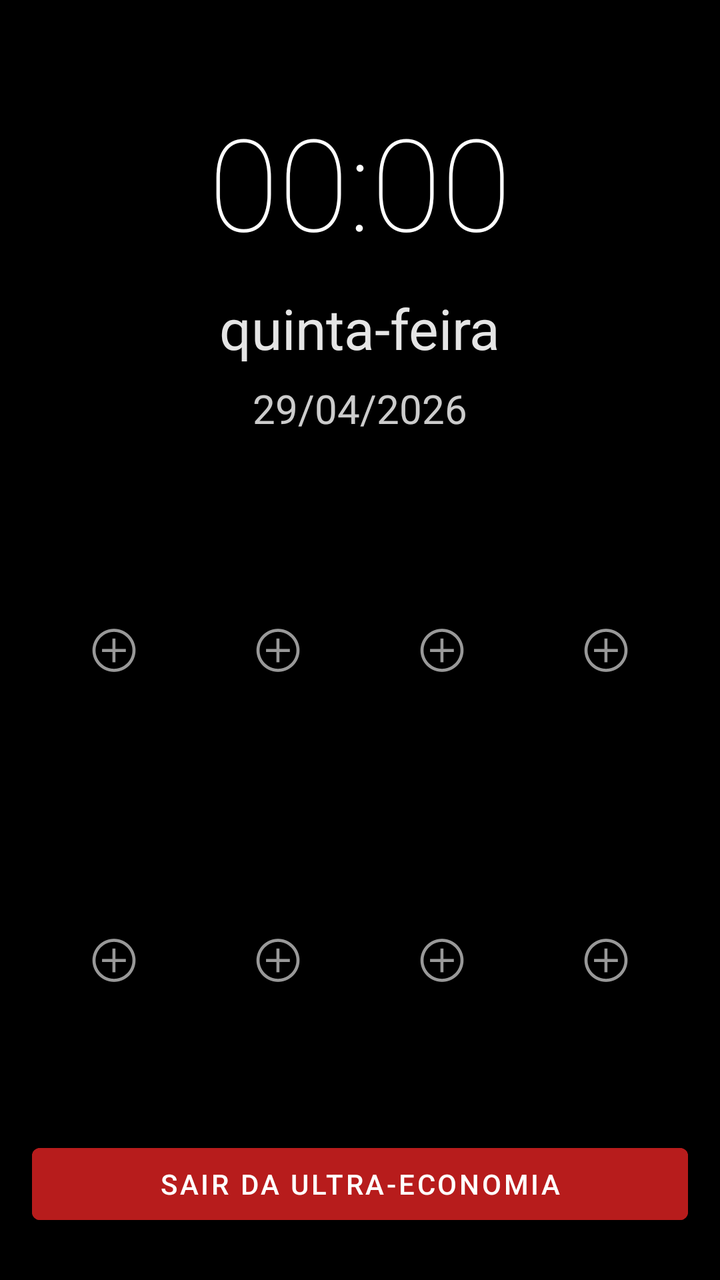
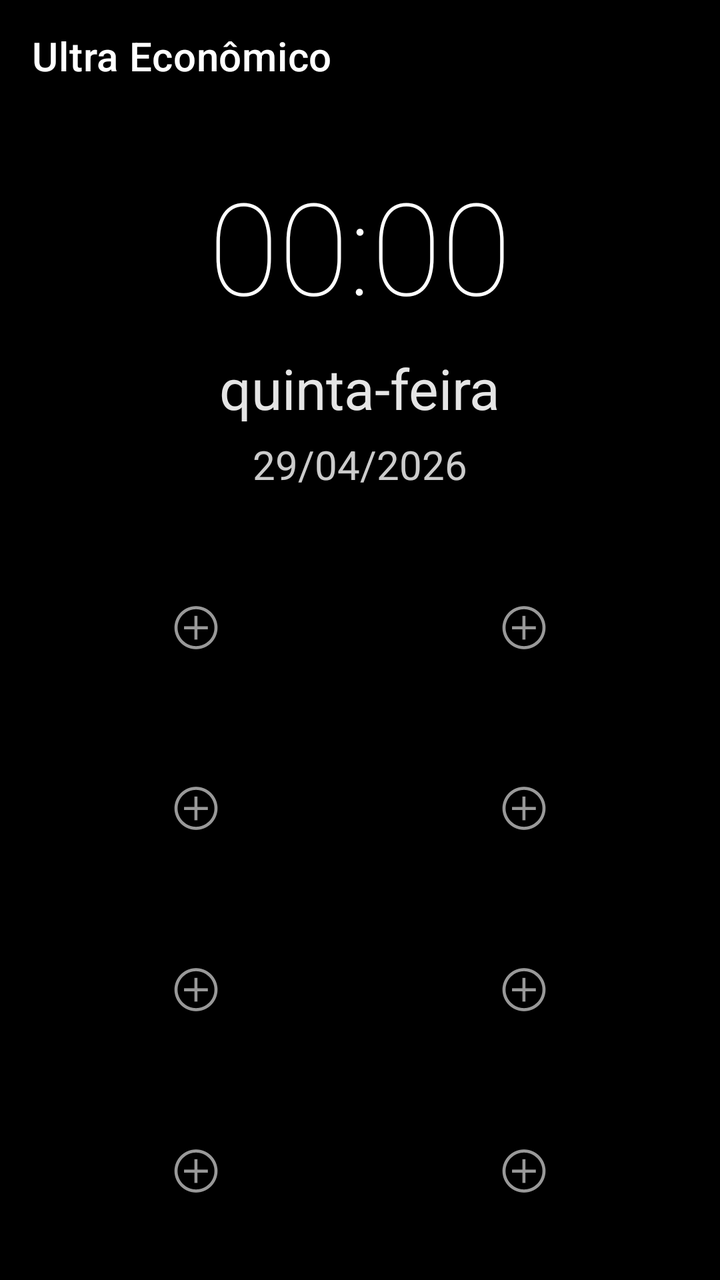

Before-and-after screenshots of an Android layout around one commit, followed by the original layout XML and the change that was made.
<!-- AndroidManifest.xml: activity theme Theme.GerenciamentoDeEnergia.UltraLauncher -->
<!-- res/layout/activity_launcher.xml -->
<?xml version="1.0" encoding="utf-8"?>
<LinearLayout xmlns:android="http://schemas.android.com/apk/res/android"
    android:layout_width="match_parent"
    android:layout_height="match_parent"
    android:orientation="vertical"
    android:background="@android:color/black"
    android:gravity="center_horizontal"
    android:paddingHorizontal="16dp"
    android:fitsSystemWindows="true"
    android:paddingTop="48dp">

    <TextView
        android:id="@+id/tv_time"
        android:layout_width="wrap_content"
        android:layout_height="wrap_content"
        android:text="00:00"
        android:textColor="@android:color/white"
        android:textSize="64sp"
        android:fontFamily="sans-serif-thin" />

    <TextView
        android:id="@+id/tv_day_of_week"
        android:layout_width="wrap_content"
        android:layout_height="wrap_content"
        android:text="quinta-feira"
        android:textColor="@android:color/white"
        android:textSize="28sp"
        android:layout_marginTop="12dp"
        android:alpha="0.9" />

    <TextView
        android:id="@+id/tv_date"
        android:layout_width="wrap_content"
        android:layout_height="wrap_content"
        android:text="29/04/2026"
        android:textColor="@android:color/white"
        android:textSize="20sp"
        android:layout_marginTop="8dp"
        android:alpha="0.8" />

    <GridLayout
        android:id="@+id/grid_apps"
        android:layout_width="match_parent"
        android:layout_height="0dp"
        android:layout_weight="1"
        android:layout_marginTop="40dp"
        android:columnCount="4"
        android:rowCount="2"
        android:alignmentMode="alignBounds">

        
        <LinearLayout
            android:id="@+id/slot_1"
            android:layout_width="0dp"
            android:layout_height="0dp"
            android:layout_columnWeight="1"
            android:layout_rowWeight="1"
            android:orientation="vertical"
            android:gravity="center"
            android:padding="8dp">
            <ImageView
                android:id="@+id/app_slot_1"
                android:layout_width="48dp"
                android:layout_height="48dp"
                android:scaleType="centerInside"
                android:src="@android:drawable/ic_menu_add" />
            <TextView
                android:id="@+id/app_label_1"
                android:layout_width="wrap_content"
                android:layout_height="wrap_content"
                android:textColor="@android:color/white"
                android:textSize="12sp"
                android:maxLines="1"
                android:ellipsize="end"
                android:layout_marginTop="4dp" />
        </LinearLayout>

        
        <LinearLayout
            android:id="@+id/slot_2"
            android:layout_width="0dp"
            android:layout_height="0dp"
            android:layout_columnWeight="1"
            android:layout_rowWeight="1"
            android:orientation="vertical"
            android:gravity="center"
            android:padding="8dp">
            <ImageView
                android:id="@+id/app_slot_2"
                android:layout_width="48dp"
                android:layout_height="48dp"
                android:scaleType="centerInside"
                android:src="@android:drawable/ic_menu_add" />
            <TextView
                android:id="@+id/app_label_2"
                android:layout_width="wrap_content"
                android:layout_height="wrap_content"
                android:textColor="@android:color/white"
                android:textSize="12sp"
                android:maxLines="1"
                android:ellipsize="end"
                android:layout_marginTop="4dp" />
        </LinearLayout>

        
        <LinearLayout
            android:id="@+id/slot_3"
            android:layout_width="0dp"
            android:layout_height="0dp"
            android:layout_columnWeight="1"
            android:layout_rowWeight="1"
            android:orientation="vertical"
            android:gravity="center"
            android:padding="8dp">
            <ImageView
                android:id="@+id/app_slot_3"
                android:layout_width="48dp"
                android:layout_height="48dp"
                android:scaleType="centerInside"
                android:src="@android:drawable/ic_menu_add" />
            <TextView
                android:id="@+id/app_label_3"
                android:layout_width="wrap_content"
                android:layout_height="wrap_content"
                android:textColor="@android:color/white"
                android:textSize="12sp"
                android:maxLines="1"
                android:ellipsize="end"
                android:layout_marginTop="4dp" />
        </LinearLayout>

        
        <LinearLayout
            android:id="@+id/slot_4"
            android:layout_width="0dp"
            android:layout_height="0dp"
            android:layout_columnWeight="1"
            android:layout_rowWeight="1"
            android:orientation="vertical"
            android:gravity="center"
            android:padding="8dp">
            <ImageView
                android:id="@+id/app_slot_4"
                android:layout_width="48dp"
                android:layout_height="48dp"
                android:scaleType="centerInside"
                android:src="@android:drawable/ic_menu_add" />
            <TextView
                android:id="@+id/app_label_4"
                android:layout_width="wrap_content"
                android:layout_height="wrap_content"
                android:textColor="@android:color/white"
                android:textSize="12sp"
                android:maxLines="1"
                android:ellipsize="end"
                android:layout_marginTop="4dp" />
        </LinearLayout>

        
        <LinearLayout
            android:id="@+id/slot_5"
            android:layout_width="0dp"
            android:layout_height="0dp"
            android:layout_columnWeight="1"
            android:layout_rowWeight="1"
            android:orientation="vertical"
            android:gravity="center"
            android:padding="8dp">
            <ImageView
                android:id="@+id/app_slot_5"
                android:layout_width="48dp"
                android:layout_height="48dp"
                android:scaleType="centerInside"
                android:src="@android:drawable/ic_menu_add" />
            <TextView
                android:id="@+id/app_label_5"
                android:layout_width="wrap_content"
                android:layout_height="wrap_content"
                android:textColor="@android:color/white"
                android:textSize="12sp"
                android:maxLines="1"
                android:ellipsize="end"
                android:layout_marginTop="4dp" />
        </LinearLayout>

        
        <LinearLayout
            android:id="@+id/slot_6"
            android:layout_width="0dp"
            android:layout_height="0dp"
            android:layout_columnWeight="1"
            android:layout_rowWeight="1"
            android:orientation="vertical"
            android:gravity="center"
            android:padding="8dp">
            <ImageView
                android:id="@+id/app_slot_6"
                android:layout_width="48dp"
                android:layout_height="48dp"
                android:scaleType="centerInside"
                android:src="@android:drawable/ic_menu_add" />
            <TextView
                android:id="@+id/app_label_6"
                android:layout_width="wrap_content"
                android:layout_height="wrap_content"
                android:textColor="@android:color/white"
                android:textSize="12sp"
                android:maxLines="1"
                android:ellipsize="end"
                android:layout_marginTop="4dp" />
        </LinearLayout>

        
        <LinearLayout
            android:id="@+id/slot_7"
            android:layout_width="0dp"
            android:layout_height="0dp"
            android:layout_columnWeight="1"
            android:layout_rowWeight="1"
            android:orientation="vertical"
            android:gravity="center"
            android:padding="8dp">
            <ImageView
                android:id="@+id/app_slot_7"
                android:layout_width="48dp"
                android:layout_height="48dp"
                android:scaleType="centerInside"
                android:src="@android:drawable/ic_menu_add" />
            <TextView
                android:id="@+id/app_label_7"
                android:layout_width="wrap_content"
                android:layout_height="wrap_content"
                android:textColor="@android:color/white"
                android:textSize="12sp"
                android:maxLines="1"
                android:ellipsize="end"
                android:layout_marginTop="4dp" />
        </LinearLayout>

        
        <LinearLayout
            android:id="@+id/slot_8"
            android:layout_width="0dp"
            android:layout_height="0dp"
            android:layout_columnWeight="1"
            android:layout_rowWeight="1"
            android:orientation="vertical"
            android:gravity="center"
            android:padding="8dp">
            <ImageView
                android:id="@+id/app_slot_8"
                android:layout_width="48dp"
                android:layout_height="48dp"
                android:scaleType="centerInside"
                android:src="@android:drawable/ic_menu_add" />
            <TextView
                android:id="@+id/app_label_8"
                android:layout_width="wrap_content"
                android:layout_height="wrap_content"
                android:textColor="@android:color/white"
                android:textSize="12sp"
                android:maxLines="1"
                android:ellipsize="end"
                android:layout_marginTop="4dp" />
        </LinearLayout>
    </GridLayout>

    <Button
        android:id="@+id/btn_exit"
        android:layout_width="match_parent"
        android:layout_height="wrap_content"
        android:layout_marginBottom="24dp"
        android:text="Sair da Ultra-Economia"
        android:textColor="@android:color/white"
        android:backgroundTint="#B71C1C"
        style="@style/Widget.MaterialComponents.Button" />

</LinearLayout>
<!-- resources referenced by this layout -->
<resources>
  <style name="Theme.GerenciamentoDeEnergia.UltraLauncher" parent="Theme.MaterialComponents.DayNight.NoActionBar">
          <item name="android:windowBackground">@android:color/black</item>
          <item name="android:colorBackground">@android:color/black</item>
          <item name="android:statusBarColor">@android:color/black</item>
          <item name="android:navigationBarColor">@android:color/black</item>
      </style>
</resources>

<!-- the commit's change to res/layout/activity_launcher.xml (unified diff, before → after) -->
@@ -1,278 +1,292 @@
 <?xml version="1.0" encoding="utf-8"?>
 <LinearLayout xmlns:android="http://schemas.android.com/apk/res/android"
+    xmlns:app="http://schemas.android.com/apk/res-auto"
     android:layout_width="match_parent"
     android:layout_height="match_parent"
     android:orientation="vertical"
     android:background="@android:color/black"
-    android:gravity="center_horizontal"
-    android:paddingHorizontal="16dp"
-    android:fitsSystemWindows="true"
-    android:paddingTop="48dp">
-
-    <TextView
-        android:id="@+id/tv_time"
-        android:layout_width="wrap_content"
-        android:layout_height="wrap_content"
-        android:text="00:00"
-        android:textColor="@android:color/white"
-        android:textSize="64sp"
-        android:fontFamily="sans-serif-thin" />
-
-    <TextView
-        android:id="@+id/tv_day_of_week"
-        android:layout_width="wrap_content"
-        android:layout_height="wrap_content"
-        android:text="quinta-feira"
-        android:textColor="@android:color/white"
-        android:textSize="28sp"
-        android:layout_marginTop="12dp"
-        android:alpha="0.9" />
-
-    <TextView
-        android:id="@+id/tv_date"
-        android:layout_width="wrap_content"
-        android:layout_height="wrap_content"
-        android:text="29/04/2026"
-        android:textColor="@android:color/white"
-        android:textSize="20sp"
-        android:layout_marginTop="8dp"
-        android:alpha="0.8" />
-
-    <GridLayout
-        android:id="@+id/grid_apps"
+    android:fitsSystemWindows="true">
+
+    <com.google.android.material.appbar.MaterialToolbar
+        android:id="@+id/toolbar"
+        android:layout_width="match_parent"
+        android:layout_height="?attr/actionBarSize"
+        android:background="@android:color/black"
+        app:titleTextColor="@android:color/white"
+        app:title="Ultra Econômico" />
+
+    <LinearLayout
         android:layout_width="match_parent"
         android:layout_height="0dp"
         android:layout_weight="1"
-        android:layout_marginTop="40dp"
-        android:columnCount="4"
-        android:rowCount="2"
-        android:alignmentMode="alignBounds">
-
-        
-        <LinearLayout
-            android:id="@+id/slot_1"
-            android:layout_width="0dp"
+        android:orientation="vertical"
+        android:gravity="center"
+        android:paddingHorizontal="16dp">
+
+        <TextView
+            android:id="@+id/tv_time"
+            android:layout_width="wrap_content"
+            android:layout_height="wrap_content"
+            android:text="00:00"
+            android:textColor="@android:color/white"
+            android:textSize="64sp"
+            android:fontFamily="sans-serif-thin"
+            android:layout_marginTop="24dp" />
+
+        <TextView
+            android:id="@+id/tv_day_of_week"
+            android:layout_width="wrap_content"
+            android:layout_height="wrap_content"
+            android:text="quinta-feira"
+            android:textColor="@android:color/white"
+            android:textSize="28sp"
+            android:layout_marginTop="10dp"
+            android:alpha="0.9" />
+
+        <TextView
+            android:id="@+id/tv_date"
+            android:layout_width="wrap_content"
+            android:layout_height="wrap_content"
+            android:text="29/04/2026"
+            android:textColor="@android:color/white"
+            android:textSize="20sp"
+            android:layout_marginTop="6dp"
+            android:alpha="0.8" />
+
+        <GridLayout
+            android:id="@+id/grid_apps"
+            android:layout_width="match_parent"
             android:layout_height="0dp"
-            android:layout_columnWeight="1"
-            android:layout_rowWeight="1"
-            android:orientation="vertical"
-            android:gravity="center"
-            android:padding="8dp">
-            <ImageView
-                android:id="@+id/app_slot_1"
-                android:layout_width="48dp"
-                android:layout_height="48dp"
-                android:scaleType="centerInside"
-                android:src="@android:drawable/ic_menu_add" />
-            <TextView
-                android:id="@+id/app_label_1"
-                android:layout_width="wrap_content"
-                android:layout_height="wrap_content"
-                android:textColor="@android:color/white"
-                android:textSize="12sp"
-                android:maxLines="1"
-                android:ellipsize="end"
-                android:layout_marginTop="4dp" />
-        </LinearLayout>
-
-        
-        <LinearLayout
-            android:id="@+id/slot_2"
-            android:layout_width="0dp"
-            android:layout_height="0dp"
-            android:layout_columnWeight="1"
-            android:layout_rowWeight="1"
-            android:orientation="vertical"
-            android:gravity="center"
-            android:padding="8dp">
-            <ImageView
-                android:id="@+id/app_slot_2"
-                android:layout_width="48dp"
-                android:layout_height="48dp"
-                android:scaleType="centerInside"
-                android:src="@android:drawable/ic_menu_add" />
-            <TextView
-                android:id="@+id/app_label_2"
-                android:layout_width="wrap_content"
-                android:layout_height="wrap_content"
-                android:textColor="@android:color/white"
-                android:textSize="12sp"
-                android:maxLines="1"
-                android:ellipsize="end"
-                android:layout_marginTop="4dp" />
-        </LinearLayout>
-
-        
-        <LinearLayout
-            android:id="@+id/slot_3"
-            android:layout_width="0dp"
-            android:layout_height="0dp"
-            android:layout_columnWeight="1"
-            android:layout_rowWeight="1"
-            android:orientation="vertical"
-            android:gravity="center"
-            android:padding="8dp">
-            <ImageView
-                android:id="@+id/app_slot_3"
-                android:layout_width="48dp"
-                android:layout_height="48dp"
-                android:scaleType="centerInside"
-                android:src="@android:drawable/ic_menu_add" />
-            <TextView
-                android:id="@+id/app_label_3"
-                android:layout_width="wrap_content"
-                android:layout_height="wrap_content"
-                android:textColor="@android:color/white"
-                android:textSize="12sp"
-                android:maxLines="1"
-                android:ellipsize="end"
-                android:layout_marginTop="4dp" />
-        </LinearLayout>
-
-        
-        <LinearLayout
-            android:id="@+id/slot_4"
-            android:layout_width="0dp"
-            android:layout_height="0dp"
-            android:layout_columnWeight="1"
-            android:layout_rowWeight="1"
-            android:orientation="vertical"
-            android:gravity="center"
-            android:padding="8dp">
-            <ImageView
-                android:id="@+id/app_slot_4"
-                android:layout_width="48dp"
-                android:layout_height="48dp"
-                android:scaleType="centerInside"
-                android:src="@android:drawable/ic_menu_add" />
-            <TextView
-                android:id="@+id/app_label_4"
-                android:layout_width="wrap_content"
-                android:layout_height="wrap_content"
-                android:textColor="@android:color/white"
-                android:textSize="12sp"
-                android:maxLines="1"
-                android:ellipsize="end"
-                android:layout_marginTop="4dp" />
-        </LinearLayout>
-
-        
-        <LinearLayout
-            android:id="@+id/slot_5"
-            android:layout_width="0dp"
-            android:layout_height="0dp"
-            android:layout_columnWeight="1"
-            android:layout_rowWeight="1"
-            android:orientation="vertical"
-            android:gravity="center"
-            android:padding="8dp">
-            <ImageView
-                android:id="@+id/app_slot_5"
-                android:layout_width="48dp"
-                android:layout_height="48dp"
-                android:scaleType="centerInside"
-                android:src="@android:drawable/ic_menu_add" />
-            <TextView
-                android:id="@+id/app_label_5"
-                android:layout_width="wrap_content"
-                android:layout_height="wrap_content"
-                android:textColor="@android:color/white"
-                android:textSize="12sp"
-                android:maxLines="1"
-                android:ellipsize="end"
-                android:layout_marginTop="4dp" />
-        </LinearLayout>
-
-        
-        <LinearLayout
-            android:id="@+id/slot_6"
-            android:layout_width="0dp"
-            android:layout_height="0dp"
-            android:layout_columnWeight="1"
-            android:layout_rowWeight="1"
-            android:orientation="vertical"
-            android:gravity="center"
-            android:padding="8dp">
-            <ImageView
-                android:id="@+id/app_slot_6"
-                android:layout_width="48dp"
-                android:layout_height="48dp"
-                android:scaleType="centerInside"
-                android:src="@android:drawable/ic_menu_add" />
-            <TextView
-                android:id="@+id/app_label_6"
-                android:layout_width="wrap_content"
-                android:layout_height="wrap_content"
-                android:textColor="@android:color/white"
-                android:textSize="12sp"
-                android:maxLines="1"
-                android:ellipsize="end"
-                android:layout_marginTop="4dp" />
-        </LinearLayout>
-
-        
-        <LinearLayout
-            android:id="@+id/slot_7"
-            android:layout_width="0dp"
-            android:layout_height="0dp"
-            android:layout_columnWeight="1"
-            android:layout_rowWeight="1"
-            android:orientation="vertical"
-            android:gravity="center"
-            android:padding="8dp">
-            <ImageView
-                android:id="@+id/app_slot_7"
-                android:layout_width="48dp"
-                android:layout_height="48dp"
-                android:scaleType="centerInside"
-                android:src="@android:drawable/ic_menu_add" />
-            <TextView
-                android:id="@+id/app_label_7"
-                android:layout_width="wrap_content"
-                android:layout_height="wrap_content"
-                android:textColor="@android:color/white"
-                android:textSize="12sp"
-                android:maxLines="1"
-                android:ellipsize="end"
-                android:layout_marginTop="4dp" />
-        </LinearLayout>
-
-        
-        <LinearLayout
-            android:id="@+id/slot_8"
-            android:layout_width="0dp"
-            android:layout_height="0dp"
-            android:layout_columnWeight="1"
-            android:layout_rowWeight="1"
-            android:orientation="vertical"
-            android:gravity="center"
-            android:padding="8dp">
-            <ImageView
-                android:id="@+id/app_slot_8"
-                android:layout_width="48dp"
-                android:layout_height="48dp"
-                android:scaleType="centerInside"
-                android:src="@android:drawable/ic_menu_add" />
-            <TextView
-                android:id="@+id/app_label_8"
-                android:layout_width="wrap_content"
-                android:layout_height="wrap_content"
-                android:textColor="@android:color/white"
-                android:textSize="12sp"
-                android:maxLines="1"
-                android:ellipsize="end"
-                android:layout_marginTop="4dp" />
-        </LinearLayout>
-    </GridLayout>
-
-    <Button
-        android:id="@+id/btn_exit"
-        android:layout_width="match_parent"
-        android:layout_height="wrap_content"
-        android:layout_marginBottom="24dp"
-        android:text="Sair da Ultra-Economia"
-        android:textColor="@android:color/white"
-        android:backgroundTint="#B71C1C"
-        style="@style/Widget.MaterialComponents.Button" />
-
+            android:layout_weight="1"
+            android:layout_marginTop="32dp"
+            android:columnCount="2"
+            android:rowCount="4"
+            android:alignmentMode="alignBounds"
+            android:padding="0dp">
+
+            
+            <LinearLayout
+                android:id="@+id/slot_1"
+                android:layout_width="0dp"
+                android:layout_height="0dp"
+                android:layout_columnWeight="1"
+                android:layout_rowWeight="1"
+                android:orientation="vertical"
+                android:gravity="center"
+                android:padding="2dp"
+                android:background="?attr/selectableItemBackgroundBorderless">
+                <ImageView
+                    android:id="@+id/app_slot_1"
+                    android:layout_width="56dp"
+                    android:layout_height="56dp"
+                    android:scaleType="centerInside"
+                    android:src="@android:drawable/ic_menu_add" />
+                <TextView
+                    android:id="@+id/app_label_1"
+                    android:layout_width="wrap_content"
+                    android:layout_height="wrap_content"
+                    android:textColor="@android:color/white"
+                    android:textSize="12sp"
+                    android:maxLines="1"
+                    android:ellipsize="end"
+                    android:layout_marginTop="2dp" />
+            </LinearLayout>
+
+            
+            <LinearLayout
+                android:id="@+id/slot_2"
+                android:layout_width="0dp"
+                android:layout_height="0dp"
+                android:layout_columnWeight="1"
+                android:layout_rowWeight="1"
+                android:orientation="vertical"
+                android:gravity="center"
+                android:padding="2dp"
+                android:background="?attr/selectableItemBackgroundBorderless">
+                <ImageView
+                    android:id="@+id/app_slot_2"
+                    android:layout_width="56dp"
+                    android:layout_height="56dp"
+                    android:scaleType="centerInside"
+                    android:src="@android:drawable/ic_menu_add" />
+                <TextView
+                    android:id="@+id/app_label_2"
+                    android:layout_width="wrap_content"
+                    android:layout_height="wrap_content"
+                    android:textColor="@android:color/white"
+                    android:textSize="12sp"
+                    android:maxLines="1"
+                    android:ellipsize="end"
+                    android:layout_marginTop="2dp" />
+            </LinearLayout>
+
+            
+            <LinearLayout
+                android:id="@+id/slot_3"
+                android:layout_width="0dp"
+                android:layout_height="0dp"
+                android:layout_columnWeight="1"
+                android:layout_rowWeight="1"
+                android:orientation="vertical"
+                android:gravity="center"
+                android:padding="2dp"
+                android:background="?attr/selectableItemBackgroundBorderless">
+                <ImageView
+                    android:id="@+id/app_slot_3"
+                    android:layout_width="56dp"
+                    android:layout_height="56dp"
+                    android:scaleType="centerInside"
+                    android:src="@android:drawable/ic_menu_add" />
+                <TextView
+                    android:id="@+id/app_label_3"
+                    android:layout_width="wrap_content"
+                    android:layout_height="wrap_content"
+                    android:textColor="@android:color/white"
+                    android:textSize="12sp"
+                    android:maxLines="1"
+                    android:ellipsize="end"
+                    android:layout_marginTop="2dp" />
+            </LinearLayout>
+
+            
+            <LinearLayout
+                android:id="@+id/slot_4"
+                android:layout_width="0dp"
+                android:layout_height="0dp"
+                android:layout_columnWeight="1"
+                android:layout_rowWeight="1"
+                android:orientation="vertical"
+                android:gravity="center"
+                android:padding="2dp"
+                android:background="?attr/selectableItemBackgroundBorderless">
+                <ImageView
+                    android:id="@+id/app_slot_4"
+                    android:layout_width="56dp"
+                    android:layout_height="56dp"
+                    android:scaleType="centerInside"
+                    android:src="@android:drawable/ic_menu_add" />
+                <TextView
+                    android:id="@+id/app_label_4"
+                    android:layout_width="wrap_content"
+                    android:layout_height="wrap_content"
+                    android:textColor="@android:color/white"
+                    android:textSize="12sp"
+                    android:maxLines="1"
+                    android:ellipsize="end"
+                    android:layout_marginTop="2dp" />
+            </LinearLayout>
+
+            
+            <LinearLayout
+                android:id="@+id/slot_5"
+                android:layout_width="0dp"
+                android:layout_height="0dp"
+                android:layout_columnWeight="1"
+                android:layout_rowWeight="1"
+                android:orientation="vertical"
+                android:gravity="center"
+                android:padding="2dp"
+                android:background="?attr/selectableItemBackgroundBorderless">
+                <ImageView
+                    android:id="@+id/app_slot_5"
+                    android:layout_width="56dp"
+                    android:layout_height="56dp"
+                    android:scaleType="centerInside"
+                    android:src="@android:drawable/ic_menu_add" />
+                <TextView
+                    android:id="@+id/app_label_5"
+                    android:layout_width="wrap_content"
+                    android:layout_height="wrap_content"
+                    android:textColor="@android:color/white"
+                    android:textSize="12sp"
+                    android:maxLines="1"
+                    android:ellipsize="end"
+                    android:layout_marginTop="2dp" />
+            </LinearLayout>
+
+            
+            <LinearLayout
+                android:id="@+id/slot_6"
+                android:layout_width="0dp"
+                android:layout_height="0dp"
+                android:layout_columnWeight="1"
+                android:layout_rowWeight="1"
+                android:orientation="vertical"
+                android:gravity="center"
+                android:padding="2dp"
+                android:background="?attr/selectableItemBackgroundBorderless">
+                <ImageView
+                    android:id="@+id/app_slot_6"
+                    android:layout_width="56dp"
+                    android:layout_height="56dp"
+                    android:scaleType="centerInside"
+                    android:src="@android:drawable/ic_menu_add" />
+                <TextView
+                    android:id="@+id/app_label_6"
+                    android:layout_width="wrap_content"
+                    android:layout_height="wrap_content"
+                    android:textColor="@android:color/white"
+                    android:textSize="12sp"
+                    android:maxLines="1"
+                    android:ellipsize="end"
+                    android:layout_marginTop="2dp" />
+            </LinearLayout>
+
+            
+            <LinearLayout
+                android:id="@+id/slot_7"
+                android:layout_width="0dp"
+                android:layout_height="0dp"
+                android:layout_columnWeight="1"
+                android:layout_rowWeight="1"
+                android:orientation="vertical"
+                android:gravity="center"
+                android:padding="2dp"
+                android:background="?attr/selectableItemBackgroundBorderless">
+                <ImageView
+                    android:id="@+id/app_slot_7"
+                    android:layout_width="56dp"
+                    android:layout_height="56dp"
+                    android:scaleType="centerInside"
+                    android:src="@android:drawable/ic_menu_add" />
+                <TextView
+                    android:id="@+id/app_label_7"
+                    android:layout_width="wrap_content"
+                    android:layout_height="wrap_content"
+                    android:textColor="@android:color/white"
+                    android:textSize="12sp"
+                    android:maxLines="1"
+                    android:ellipsize="end"
+                    android:layout_marginTop="2dp" />
+            </LinearLayout>
+
+            
+            <LinearLayout
+                android:id="@+id/slot_8"
+                android:layout_width="0dp"
+                android:layout_height="0dp"
+                android:layout_columnWeight="1"
+                android:layout_rowWeight="1"
+                android:orientation="vertical"
+                android:gravity="center"
+                android:padding="2dp"
+                android:background="?attr/selectableItemBackgroundBorderless">
+                <ImageView
+                    android:id="@+id/app_slot_8"
+                    android:layout_width="56dp"
+                    android:layout_height="56dp"
+                    android:scaleType="centerInside"
+                    android:src="@android:drawable/ic_menu_add" />
+                <TextView
+                    android:id="@+id/app_label_8"
+                    android:layout_width="wrap_content"
+                    android:layout_height="wrap_content"
+                    android:textColor="@android:color/white"
+                    android:textSize="12sp"
+                    android:maxLines="1"
+                    android:ellipsize="end"
+                    android:layout_marginTop="2dp" />
+            </LinearLayout>
+        </GridLayout>
+    </LinearLayout>
 </LinearLayout>
